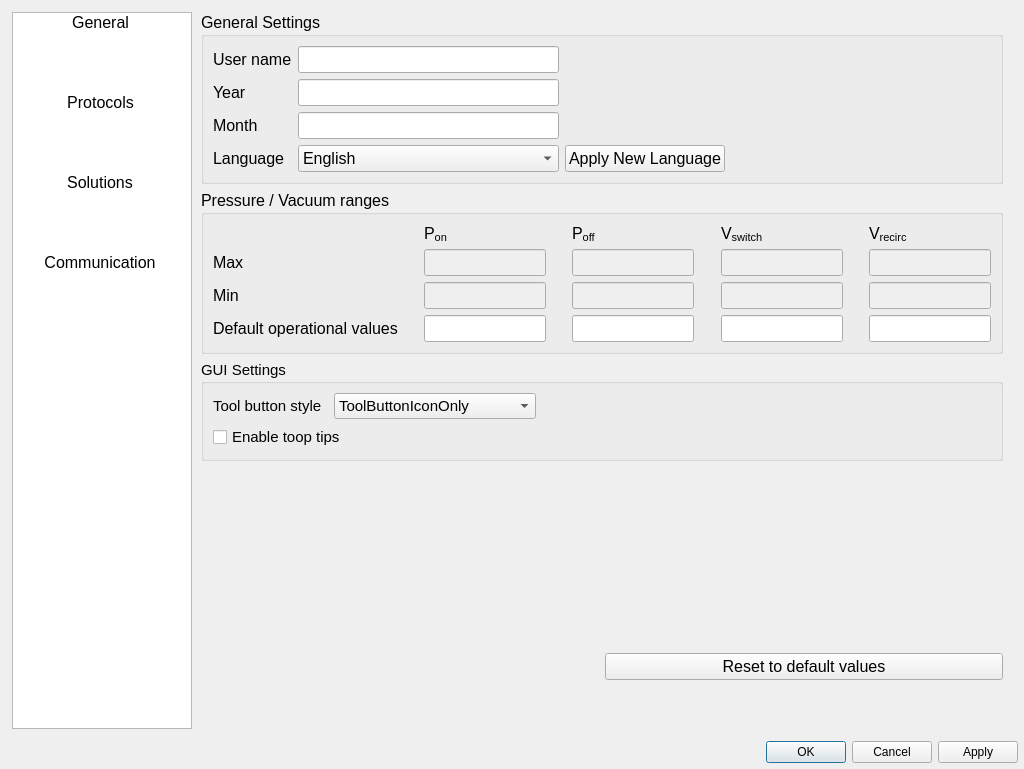
Before: the Qt Designer form apps/Lab-on-a-tip/Lab-on-a-tip_tools.ui in bellonemauro/Labonatip2.0, drawn with Qt 5.
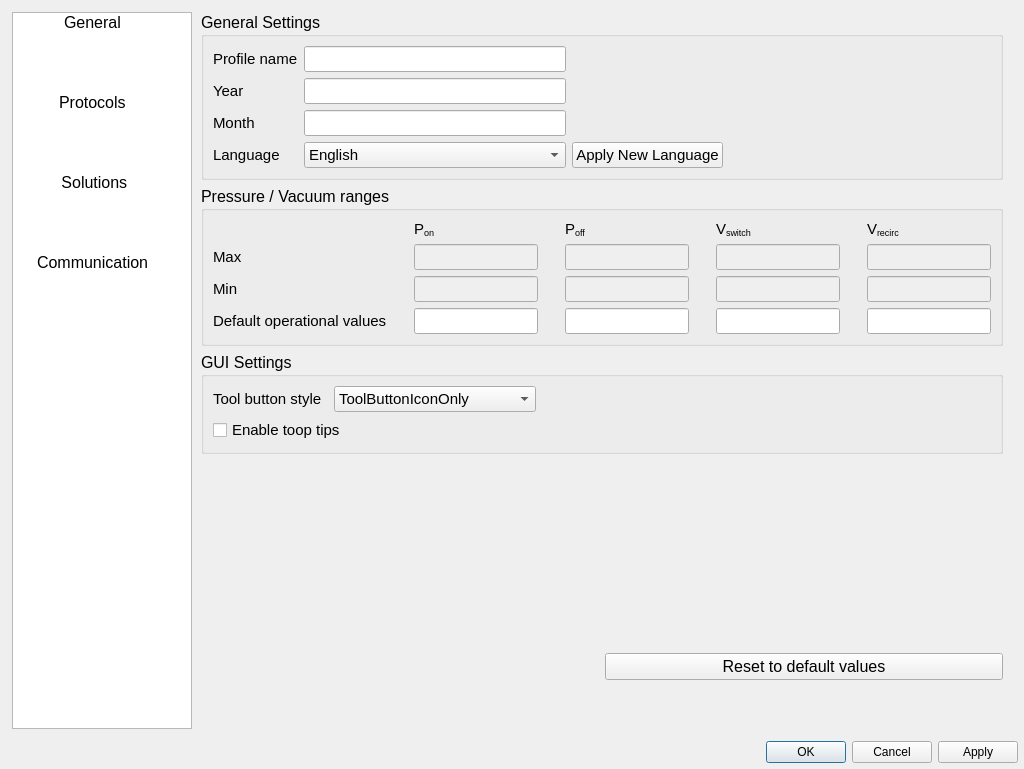
After: the same form once the commit is applied. The open tabs and pages were chosen to show the change. Icons and pictures are not drawn.

Patch:
```diff
--- a/apps/Lab-on-a-tip/Lab-on-a-tip_tools.ui
+++ b/apps/Lab-on-a-tip/Lab-on-a-tip_tools.ui
@@ -80,7 +80,7 @@
         <x>0</x>
         <y>0</y>
         <width>1012</width>
-        <height>728</height>
+        <height>723</height>
        </rect>
       </property>
       <property name="sizePolicy">
@@ -138,7 +138,7 @@
            </property>
            <property name="maximumSize">
             <size>
-             <width>150</width>
+             <width>180</width>
              <height>16777215</height>
             </size>
            </property>
@@ -147,28 +147,72 @@
              <pointsize>12</pointsize>
             </font>
            </property>
+           <property name="styleSheet">
+            <string notr="true">QListView {
+
+}</string>
+           </property>
            <property name="frameShape">
             <enum>QFrame::StyledPanel</enum>
            </property>
            <property name="frameShadow">
             <enum>QFrame::Sunken</enum>
            </property>
+           <property name="dragDropMode">
+            <enum>QAbstractItemView::NoDragDrop</enum>
+           </property>
+           <property name="iconSize">
+            <size>
+             <width>40</width>
+             <height>40</height>
+            </size>
+           </property>
+           <property name="textElideMode">
+            <enum>Qt::ElideMiddle</enum>
+           </property>
+           <property name="movement">
+            <enum>QListView::Static</enum>
+           </property>
+           <property name="flow">
+            <enum>QListView::LeftToRight</enum>
+           </property>
+           <property name="layoutMode">
+            <enum>QListView::Batched</enum>
+           </property>
            <property name="spacing">
             <number>0</number>
            </property>
            <property name="gridSize">
             <size>
-             <width>175</width>
+             <width>160</width>
              <height>80</height>
             </size>
            </property>
            <property name="viewMode">
             <enum>QListView::IconMode</enum>
            </property>
+           <property name="modelColumn">
+            <number>0</number>
+           </property>
+           <property name="uniformItemSizes">
+            <bool>false</bool>
+           </property>
+           <property name="batchSize">
+            <number>100</number>
+           </property>
+           <property name="currentRow">
+            <number>-1</number>
+           </property>
+           <property name="sortingEnabled">
+            <bool>false</bool>
+           </property>
            <item>
             <property name="text">
              <string>General</string>
             </property>
+            <property name="textAlignment">
+             <set>AlignLeading|AlignVCenter</set>
+            </property>
             <property name="icon">
              <iconset>
               <normaloff>icons/tools.png</normaloff>icons/tools.png</iconset>
@@ -178,6 +222,9 @@
             <property name="text">
              <string>Protocols</string>
             </property>
+            <property name="textAlignment">
+             <set>AlignLeading|AlignVCenter</set>
+            </property>
             <property name="icon">
              <iconset>
               <normaloff>icons/fluicell_iconBIG.png</normaloff>icons/fluicell_iconBIG.png</iconset>
@@ -185,7 +232,10 @@
            </item>
            <item>
             <property name="text">
-             <string>Solutions</string>
+             <string> Solutions</string>
+            </property>
+            <property name="textAlignment">
+             <set>AlignLeading|AlignVCenter</set>
             </property>
             <property name="icon">
              <iconset>
@@ -196,6 +246,9 @@
             <property name="text">
              <string>Communication</string>
             </property>
+            <property name="textAlignment">
+             <set>AlignLeading|AlignVCenter</set>
+            </property>
             <property name="icon">
              <iconset>
               <normaloff>icons/Communication.png</normaloff>icons/Communication.png</iconset>
@@ -205,6 +258,11 @@
          </item>
          <item row="1" column="1">
           <widget class="QStackedWidget" name="stackedWidget">
+           <property name="font">
+            <font>
+             <pointsize>11</pointsize>
+            </font>
+           </property>
            <property name="acceptDrops">
             <bool>false</bool>
            </property>
@@ -292,6 +350,11 @@
                   <property name="enabled">
                    <bool>false</bool>
                   </property>
+                  <property name="font">
+                   <font>
+                    <pointsize>11</pointsize>
+                   </font>
+                  </property>
                   <property name="accessibleDescription">
                    <string/>
                   </property>
@@ -305,6 +368,11 @@
                   <property name="enabled">
                    <bool>false</bool>
                   </property>
+                  <property name="font">
+                   <font>
+                    <pointsize>11</pointsize>
+                   </font>
+                  </property>
                   <property name="accessibleDescription">
                    <string/>
                   </property>
@@ -318,6 +386,11 @@
                   <property name="enabled">
                    <bool>false</bool>
                   </property>
+                  <property name="font">
+                   <font>
+                    <pointsize>11</pointsize>
+                   </font>
+                  </property>
                   <property name="accessibleDescription">
                    <string/>
                   </property>
@@ -331,6 +404,11 @@
                   <property name="enabled">
                    <bool>false</bool>
                   </property>
+                  <property name="font">
+                   <font>
+                    <pointsize>11</pointsize>
+                   </font>
+                  </property>
                   <property name="accessibleDescription">
                    <string/>
                   </property>
@@ -370,6 +448,11 @@
                   <property name="enabled">
                    <bool>false</bool>
                   </property>
+                  <property name="font">
+                   <font>
+                    <pointsize>11</pointsize>
+                   </font>
+                  </property>
                   <property name="accessibleDescription">
                    <string/>
                   </property>
@@ -380,6 +463,11 @@
                 </item>
                 <item row="0" column="4">
                  <widget class="QLabel" name="label_25">
+                  <property name="font">
+                   <font>
+                    <pointsize>11</pointsize>
+                   </font>
+                  </property>
                   <property name="text">
                    <string notr="true">&lt;html&gt;&lt;head/&gt;&lt;body&gt;&lt;p&gt; P&lt;span style=&quot; vertical-align:sub;&quot;&gt;off&lt;/span&gt;&lt;/p&gt;&lt;/body&gt;&lt;/html&gt;</string>
                   </property>
@@ -387,6 +475,11 @@
                 </item>
                 <item row="0" column="2">
                  <widget class="QLabel" name="label_27">
+                  <property name="font">
+                   <font>
+                    <pointsize>11</pointsize>
+                   </font>
+                  </property>
                   <property name="text">
                    <string notr="true">&lt;html&gt;&lt;head/&gt;&lt;body&gt;&lt;p&gt; P&lt;span style=&quot; vertical-align:sub;&quot;&gt;on&lt;/span&gt;&lt;/p&gt;&lt;/body&gt;&lt;/html&gt;</string>
                   </property>
@@ -394,6 +487,11 @@
                 </item>
                 <item row="0" column="6">
                  <widget class="QLabel" name="label_26">
+                  <property name="font">
+                   <font>
+                    <pointsize>11</pointsize>
+                   </font>
+                  </property>
                   <property name="text">
                    <string notr="true">&lt;html&gt;&lt;head/&gt;&lt;body&gt;&lt;p&gt; V&lt;span style=&quot; vertical-align:sub;&quot;&gt;switch&lt;/span&gt;&lt;/p&gt;&lt;/body&gt;&lt;/html&gt;</string>
                   </property>
@@ -404,6 +502,11 @@
                   <property name="enabled">
                    <bool>false</bool>
                   </property>
+                  <property name="font">
+                   <font>
+                    <pointsize>11</pointsize>
+                   </font>
+                  </property>
                   <property name="accessibleDescription">
                    <string/>
                   </property>
@@ -414,6 +517,11 @@
                 </item>
                 <item row="1" column="0">
                  <widget class="QLabel" name="label_29">
+                  <property name="font">
+                   <font>
+                    <pointsize>11</pointsize>
+                   </font>
+                  </property>
                   <property name="text">
                    <string>Max</string>
                   </property>
@@ -421,6 +529,11 @@
                 </item>
                 <item row="2" column="0">
                  <widget class="QLabel" name="label_30">
+                  <property name="font">
+                   <font>
+                    <pointsize>11</pointsize>
+                   </font>
+                  </property>
                   <property name="text">
                    <string>Min</string>
                   </property>
@@ -428,6 +541,11 @@
                 </item>
                 <item row="3" column="0">
                  <widget class="QLabel" name="label_28">
+                  <property name="font">
+                   <font>
+                    <pointsize>11</pointsize>
+                   </font>
+                  </property>
                   <property name="text">
                    <string>Default operational values</string>
                   </property>
@@ -438,6 +556,11 @@
                   <property name="enabled">
                    <bool>false</bool>
                   </property>
+                  <property name="font">
+                   <font>
+                    <pointsize>11</pointsize>
+                   </font>
+                  </property>
                   <property name="accessibleDescription">
                    <string/>
                   </property>
@@ -448,6 +571,11 @@
                 </item>
                 <item row="0" column="8">
                  <widget class="QLabel" name="label_31">
+                  <property name="font">
+                   <font>
+                    <pointsize>11</pointsize>
+                   </font>
+                  </property>
                   <property name="text">
                    <string notr="true">&lt;html&gt;&lt;head/&gt;&lt;body&gt;&lt;p&gt; V&lt;span style=&quot; vertical-align:sub;&quot;&gt;recirc&lt;/span&gt;&lt;/p&gt;&lt;/body&gt;&lt;/html&gt;</string>
                   </property>
@@ -458,6 +586,11 @@
                   <property name="enabled">
                    <bool>false</bool>
                   </property>
+                  <property name="font">
+                   <font>
+                    <pointsize>11</pointsize>
+                   </font>
+                  </property>
                   <property name="accessibleDescription">
                    <string/>
                   </property>
@@ -468,6 +601,11 @@
                 </item>
                 <item row="3" column="2">
                  <widget class="QLineEdit" name="lineEdit_p_on_default">
+                  <property name="font">
+                   <font>
+                    <pointsize>11</pointsize>
+                   </font>
+                  </property>
                   <property name="toolTip">
                    <string>&lt;html&gt;&lt;head/&gt;&lt;body&gt;&lt;p&gt;Default operational value for P&lt;span style=&quot; vertical-align:sub;&quot;&gt;on&lt;/span&gt;&lt;/p&gt;&lt;/body&gt;&lt;/html&gt;</string>
                   </property>
@@ -481,6 +619,11 @@
                 </item>
                 <item row="3" column="4">
                  <widget class="QLineEdit" name="lineEdit_p_off_default">
+                  <property name="font">
+                   <font>
+                    <pointsize>11</pointsize>
+                   </font>
+                  </property>
                   <property name="accessibleDescription">
                    <string/>
                   </property>
@@ -491,6 +634,11 @@
                 </item>
                 <item row="3" column="6">
                  <widget class="QLineEdit" name="lineEdit_v_switch_default">
+                  <property name="font">
+                   <font>
+                    <pointsize>11</pointsize>
+                   </font>
+                  </property>
                   <property name="accessibleDescription">
                    <string/>
                   </property>
@@ -501,6 +649,11 @@
                 </item>
                 <item row="3" column="8">
                  <widget class="QLineEdit" name="lineEdit_v_recirc_default">
+                  <property name="font">
+                   <font>
+                    <pointsize>11</pointsize>
+                   </font>
+                  </property>
                   <property name="accessibleDescription">
                    <string/>
                   </property>
@@ -525,12 +678,20 @@
                  <pointsize>12</pointsize>
                 </font>
                </property>
+               <property name="styleSheet">
+                <string notr="true"/>
+               </property>
                <property name="title">
                 <string>General Settings</string>
                </property>
                <layout class="QGridLayout" name="gridLayout_13">
                 <item row="2" column="0">
                  <widget class="QLabel" name="label_19">
+                  <property name="font">
+                   <font>
+                    <pointsize>11</pointsize>
+                   </font>
+                  </property>
                   <property name="text">
                    <string>Month</string>
                   </property>
@@ -538,6 +699,11 @@
                 </item>
                 <item row="1" column="1">
                  <widget class="QLineEdit" name="lineEdit_year">
+                  <property name="font">
+                   <font>
+                    <pointsize>11</pointsize>
+                   </font>
+                  </property>
                   <property name="accessibleDescription">
                    <string/>
                   </property>
@@ -548,6 +714,11 @@
                 </item>
                 <item row="3" column="1">
                  <widget class="QComboBox" name="comboBox_language">
+                  <property name="font">
+                   <font>
+                    <pointsize>11</pointsize>
+                   </font>
+                  </property>
                   <property name="currentText">
                    <string notr="true">English</string>
                   </property>
@@ -588,13 +759,23 @@
                 </item>
                 <item row="0" column="0">
                  <widget class="QLabel" name="label_17">
+                  <property name="font">
+                   <font>
+                    <pointsize>11</pointsize>
+                   </font>
+                  </property>
                   <property name="text">
-                   <string>User name</string>
+                   <string>Profile name</string>
                   </property>
                  </widget>
                 </item>
                 <item row="0" column="1">
                  <widget class="QLineEdit" name="lineEdit_userName">
+                  <property name="font">
+                   <font>
+                    <pointsize>11</pointsize>
+                   </font>
+                  </property>
                   <property name="accessibleName">
                    <string/>
                   </property>
@@ -608,6 +789,11 @@
                 </item>
                 <item row="2" column="1">
                  <widget class="QLineEdit" name="lineEdit_month">
+                  <property name="font">
+                   <font>
+                    <pointsize>11</pointsize>
+                   </font>
+                  </property>
                   <property name="accessibleDescription">
                    <string/>
                   </property>
@@ -618,6 +804,11 @@
                 </item>
                 <item row="1" column="0">
                  <widget class="QLabel" name="label_22">
+                  <property name="font">
+                   <font>
+                    <pointsize>11</pointsize>
+                   </font>
+                  </property>
                   <property name="text">
                    <string>Year</string>
                   </property>
@@ -625,6 +816,11 @@
                 </item>
                 <item row="3" column="0">
                  <widget class="QLabel" name="label_15">
+                  <property name="font">
+                   <font>
+                    <pointsize>11</pointsize>
+                   </font>
+                  </property>
                   <property name="text">
                    <string>Language</string>
                   </property>
@@ -632,6 +828,11 @@
                 </item>
                 <item row="3" column="2">
                  <widget class="QPushButton" name="pushButton_2">
+                  <property name="font">
+                   <font>
+                    <pointsize>11</pointsize>
+                   </font>
+                  </property>
                   <property name="text">
                    <string>Apply New Language</string>
                   </property>
@@ -673,7 +874,7 @@
                </property>
                <property name="font">
                 <font>
-                 <pointsize>11</pointsize>
+                 <pointsize>12</pointsize>
                 </font>
                </property>
                <property name="title">
@@ -682,6 +883,11 @@
                <layout class="QGridLayout" name="gridLayout_11">
                 <item row="0" column="2">
                  <widget class="QComboBox" name="comboBox_toolButtonStyle">
+                  <property name="font">
+                   <font>
+                    <pointsize>11</pointsize>
+                   </font>
+                  </property>
                   <property name="accessibleDescription">
                    <string notr="true"/>
                   </property>
@@ -717,6 +923,11 @@
                 </item>
                 <item row="0" column="0">
                  <widget class="QLabel" name="label_16">
+                  <property name="font">
+                   <font>
+                    <pointsize>11</pointsize>
+                   </font>
+                  </property>
                   <property name="text">
                    <string>Tool button style</string>
                   </property>
@@ -737,6 +948,11 @@
                 </item>
                 <item row="1" column="0" colspan="3">
                  <widget class="QCheckBox" name="checkBox_enableToolTips">
+                  <property name="font">
+                   <font>
+                    <pointsize>11</pointsize>
+                   </font>
+                  </property>
                   <property name="text">
                    <string>Enable toop tips</string>
                   </property>
```
Left out of the diff: 154 changed lines with no effect on the pictures.
